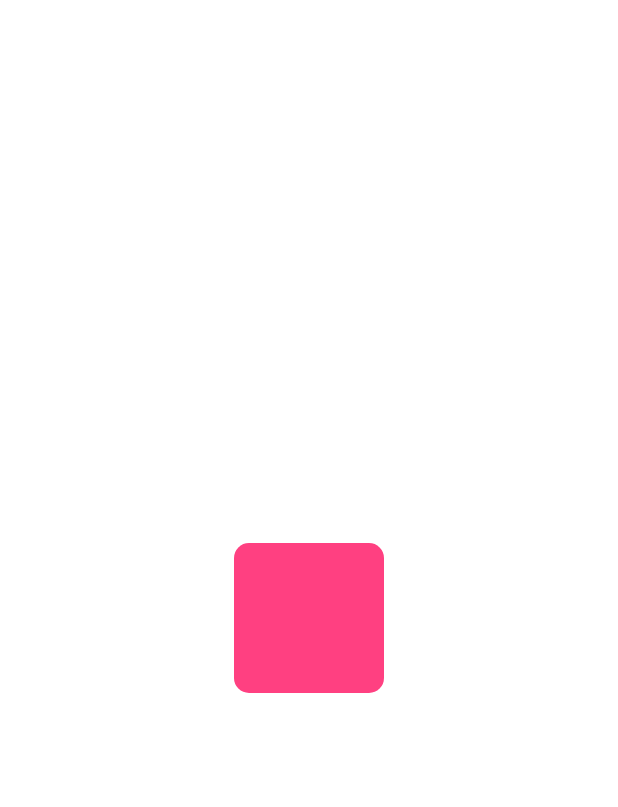
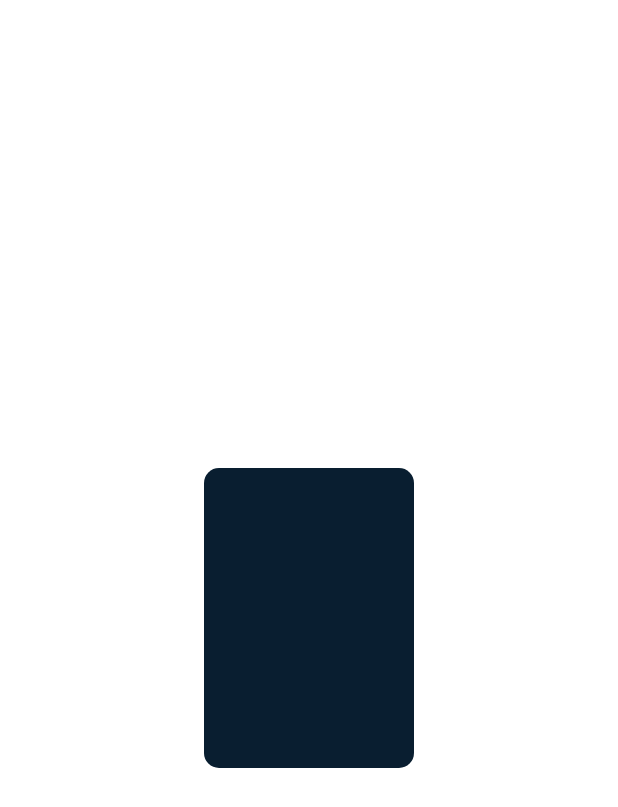
Before and after one commit to AHRGO/mtg-token-manager, a Flutter app: the screen it shows after launch, on a phone screen of 412 x 824 dp. Shown: the top 807 px of the screen. Run offline on Flutter 3.47's test engine with Material 3 defaults, Android fonts, the light colour scheme and no system bars.

Commit message:
feat: :lipstick: Cria versão inicial da token e mostra na tela

```diff
--- /dev/null
+++ b/lib/presentation/components/molecules/token_widget.dart
@@ -0,0 +1,22 @@
+import 'package:flutter/material.dart';
+import 'package:mtg_token_manager/presentation/theme/theme_extensions.dart';
+
+class TokenWidget extends StatelessWidget {
+  final double size;
+  const TokenWidget({super.key, this.size = 200});
+
+  @override
+  Widget build(BuildContext context) {
+    final double tokenHeight = size;
+    final double tokenWidth = size * 0.7;
+
+    return Container(
+      height: tokenHeight,
+      width: tokenWidth,
+      decoration: BoxDecoration(
+        color: context.colors.secondary,
+        borderRadius: BorderRadius.circular(10),
+      ),
+    );
+  }
+}
--- a/lib/presentation/screens/home_screen.dart
+++ b/lib/presentation/screens/home_screen.dart
@@ -1,11 +1,11 @@
 import 'package:flutter/material.dart';
-import 'package:mtg_token_manager/presentation/components/atoms/pink_square_widget.dart';
+import 'package:mtg_token_manager/presentation/components/molecules/token_widget.dart';
 
 class HomeScreen extends StatelessWidget {
   const HomeScreen({super.key});
 
   @override
   Widget build(BuildContext context) {
-    return const Scaffold(body: Center(child: PinkSquareWidget()));
+    return const Scaffold(body: Center(child: TokenWidget()));
   }
 }
```
